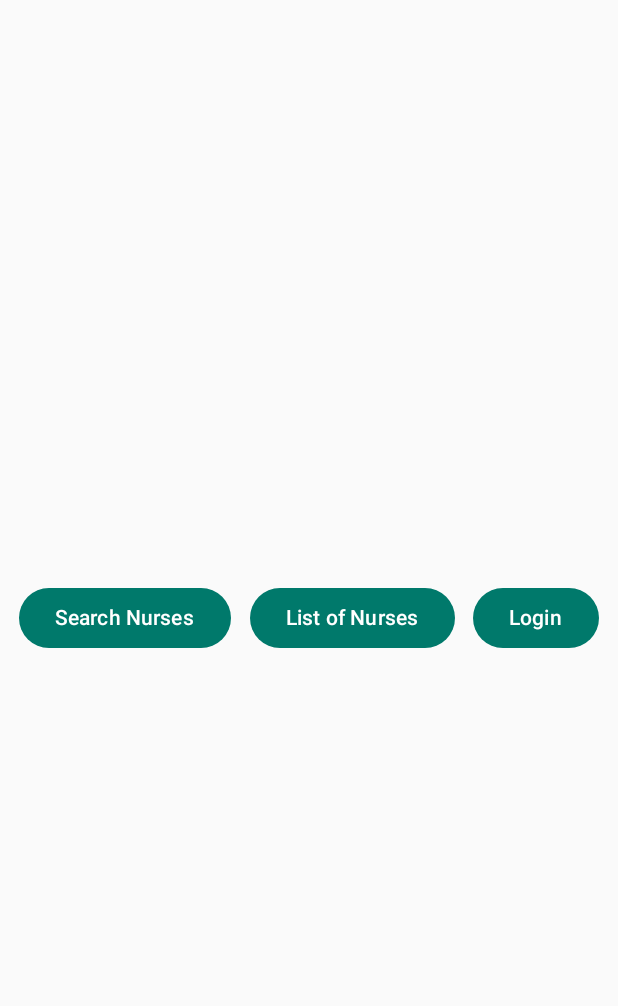
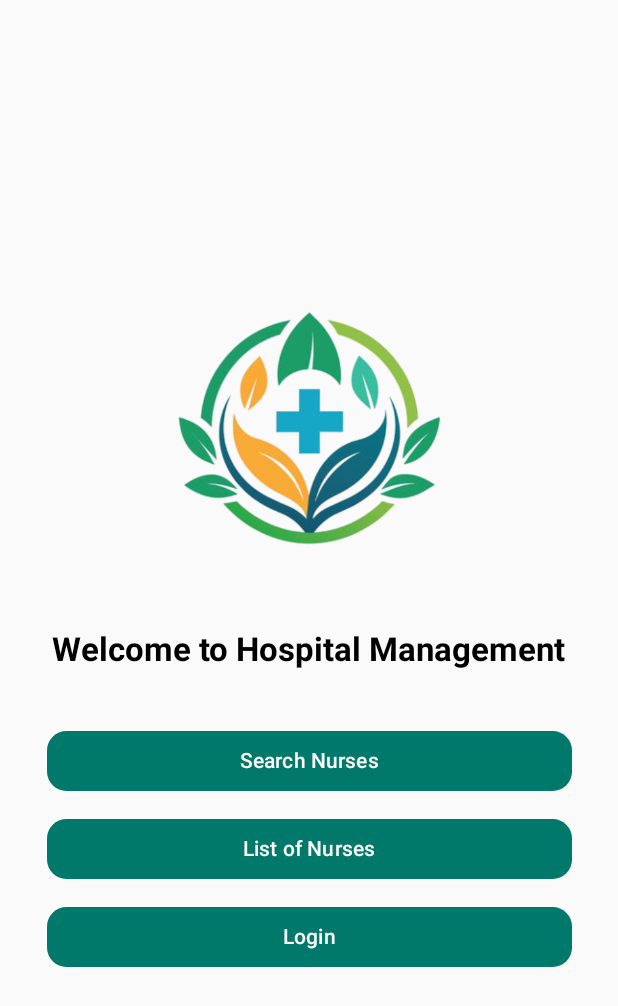
Before and after one commit to poksyy/hospital-project-frontend, an Android app built with Jetpack Compose: the screen it shows after launch (MainActivity), on a phone screen of 412 x 824 dp. Shown: the top 1006 px of the screen. Run offline under Robolectric (Android 15) with nearby library versions, the phone set to English and light mode, and no system bars.

Commit message:
STYLE(HomeScreen): Redesign for better visual appearance
Closes #19.

```diff
--- a/app/build.gradle.kts
+++ b/app/build.gradle.kts
@@ -40,6 +40,7 @@ android {
 }
 
 dependencies {
+
     // Jetpack Compose with BOM (Bill of Materials) for version alignment
     implementation(platform(libs.androidx.compose.bom.v20241100))
     implementation(libs.androidx.compose.ui.ui) // Core UI library
--- a/app/src/main/java/com/example/hospital/ui/home/HomeScreen.kt
+++ b/app/src/main/java/com/example/hospital/ui/home/HomeScreen.kt
@@ -6,13 +6,17 @@ import com.example.hospital.ui.auth.LoginScreen
 import android.os.Bundle
 import androidx.activity.ComponentActivity
 import androidx.activity.compose.setContent
+import androidx.compose.foundation.Image
 import androidx.compose.foundation.layout.*
-import androidx.compose.material3.Button
-import androidx.compose.material3.Text
+import androidx.compose.foundation.shape.RoundedCornerShape
+import androidx.compose.material3.*
 import androidx.compose.runtime.*
 import androidx.compose.ui.Alignment
 import androidx.compose.ui.Modifier
+import androidx.compose.ui.graphics.Color
+import androidx.compose.ui.res.painterResource
 import androidx.compose.ui.unit.dp
+import com.example.hospital.R
 import com.example.hospital.ui.theme.HospitalTheme
 
 class MainActivity : ComponentActivity() {
@@ -38,20 +42,16 @@ fun MainScreen() {
     Box(modifier = Modifier.fillMaxSize()) {
         when {
             showListScreen -> {
-                // Display the ListScreen component.
                 ListScreen()
             }
 
             showSearchScreen -> {
-                // Display the SearchScreen component.
                 SearchScreen()
             }
 
             showLoginScreen -> {
-                // Display the LoginScreen component with a callback for login results.
                 LoginScreen(onLoginResult = { isSuccess ->
                     if (isSuccess) {
-                        // If login is successful, hide the login screen and show the list screen.
                         showLoginScreen = false
                         showListScreen = true
                     }
@@ -59,36 +59,42 @@ fun MainScreen() {
             }
 
             else -> {
-                // Default: Display the landing page with buttons for navigation.
+                // Default: Display the landing page with a formal and clean UI.
                 Column(
-                    modifier = Modifier.fillMaxSize(),
+                    modifier = Modifier
+                        .fillMaxSize()
+                        .padding(16.dp),
                     verticalArrangement = Arrangement.Center,
                     horizontalAlignment = Alignment.CenterHorizontally
                 ) {
-                    // Row containing navigation buttons.
-                    Row(
-                        modifier = Modifier.fillMaxWidth(),
-                        horizontalArrangement = Arrangement.SpaceEvenly
-                    ) {
-                        // Button to navigate to the SearchScreen.
-                        Button(onClick = {
-                            showSearchScreen = true
-                        }) {
-                            Text("Search Nurses")
-                        }
-                        // Button to navigate to the ListScreen.
-                        Button(onClick = {
-                            showListScreen = true
-                        }) {
-                            Text("List of Nurses")
-                        }
-                        // Button to navigate to the LoginScreen.
-                        Button(onClick = {
-                            showLoginScreen = true
-                        }) {
-                            Text("Login")
-                        }
-                    }
+                    // Optional: Add an image/logo at the top of the screen (if needed)
+                    Image(
+                        painter = painterResource(id = R.drawable.hospital_logo),  // Replace with your logo resource
+                        contentDescription = "Hospital Logo",
+                        modifier = Modifier
+                            .size(250.dp)
+                            .padding(bottom = 20.dp)
+                    )
+
+                    Text(
+                        text = "Welcome to Hospital Management",
+                        style = MaterialTheme.typography.titleLarge,
+                        modifier = Modifier.padding(bottom = 32.dp)
+                    )
+
+                    // Replacing Card-style buttons with simple Buttons
+                    MainScreenButton(
+                        text = "Search Nurses",
+                        onClick = { showSearchScreen = true }
+                    )
+                    MainScreenButton(
+                        text = "List of Nurses",
+                        onClick = { showListScreen = true }
+                    )
+                    MainScreenButton(
+                        text = "Login",
+                        onClick = { showLoginScreen = true }
+                    )
                 }
             }
         }
@@ -120,3 +126,20 @@ fun BackButton(modifier: Modifier = Modifier, onClick: () -> Unit) {
         Text("Back")
     }
 }
+
+// Reusable button composable for the main screen
+@Composable
+fun MainScreenButton(
+    text: String,
+    onClick: () -> Unit
+) {
+    Button(
+        onClick = onClick,
+        modifier = Modifier
+            .width(350.dp)
+            .padding(vertical = 5.dp),
+        shape = RoundedCornerShape(13.dp)
+    ) {
+        Text(text)
+    }
+}
--- a/app/src/main/java/com/example/hospital/ui/theme/Color.kt
+++ b/app/src/main/java/com/example/hospital/ui/theme/Color.kt
@@ -8,7 +8,7 @@ val PrimaryVariant = Color(0xFF004D40)
 val SecondaryColor = Color(0xFF80CBC4)
 
 // Background and Surface Colors
-val BackgroundColor = Color(0xFFF4F4F4)
+val BackgroundColor = Color(0xFFFFFFFF)
 val SurfaceColor = Color(0xFFFFFFFF)
 
 // Text Colors
```
Also changed, not shown: app/src/main/res/drawable/hospital_logo.png (added).
